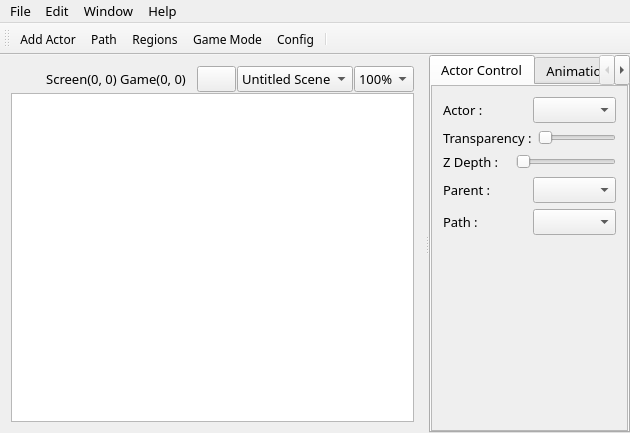
Old version of the form qgameeditor.ui in the repository Epsilon-K/QGameEditor.
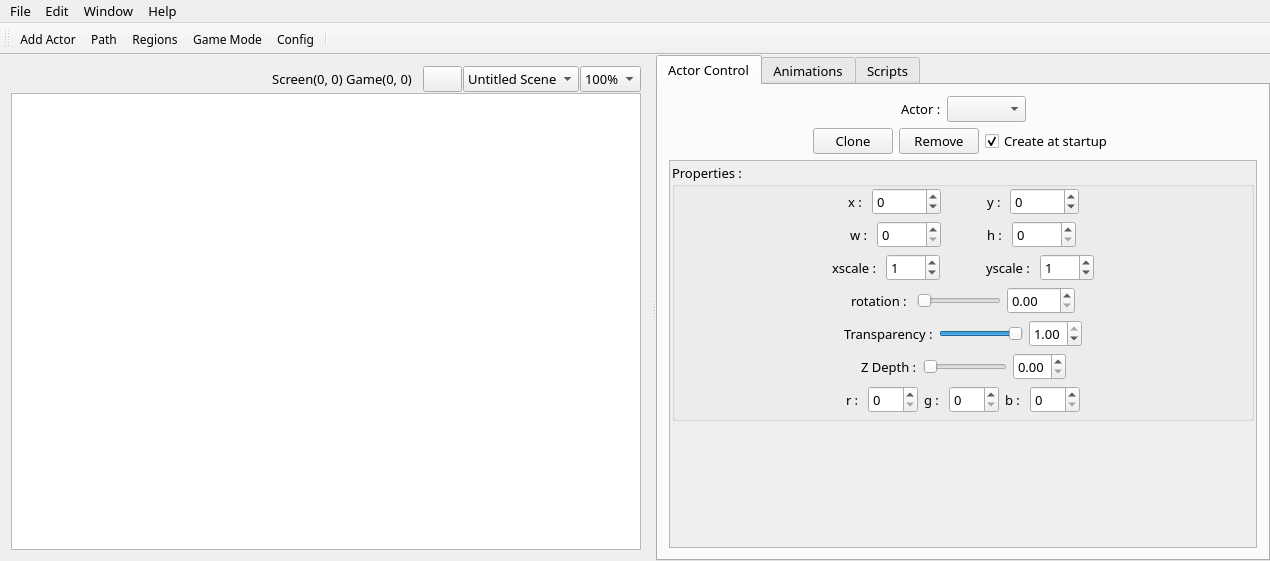
New version of the form. Icons and pictures are not drawn. Custom widgets are drawn as their Qt base class.

Commit message:
Add more variables to Actor
rotation, xscale and yscale
also added the actor's properties UI (not functional yet)

What changed in the file:
```diff
--- a/qgameeditor.ui
+++ b/qgameeditor.ui
@@ -6,8 +6,8 @@
    <rect>
     <x>0</x>
     <y>0</y>
-    <width>630</width>
-    <height>433</height>
+    <width>1270</width>
+    <height>561</height>
    </rect>
   </property>
   <property name="font">
@@ -188,18 +188,100 @@
          <string>Actor Control</string>
         </attribute>
         <layout class="QVBoxLayout" name="verticalLayout">
-         <property name="leftMargin">
-          <number>0</number>
-         </property>
-         <property name="topMargin">
-          <number>0</number>
-         </property>
-         <property name="rightMargin">
-          <number>0</number>
-         </property>
-         <property name="bottomMargin">
-          <number>0</number>
-         </property>
+         <item>
+          <layout class="QHBoxLayout" name="horizontalLayout_3">
+           <item>
+            <spacer name="horizontalSpacer_2">
+             <property name="orientation">
+              <enum>Qt::Horizontal</enum>
+             </property>
+             <property name="sizeHint" stdset="0">
+              <size>
+               <width>40</width>
+               <height>20</height>
+              </size>
+             </property>
+            </spacer>
+           </item>
+           <item>
+            <widget class="QLabel" name="label">
+             <property name="text">
+              <string>Actor :</string>
+             </property>
+            </widget>
+           </item>
+           <item>
+            <widget class="QComboBox" name="comboBox"/>
+           </item>
+           <item>
+            <spacer name="horizontalSpacer_4">
+             <property name="orientation">
+              <enum>Qt::Horizontal</enum>
+             </property>
+             <property name="sizeHint" stdset="0">
+              <size>
+               <width>40</width>
+               <height>20</height>
+              </size>
+             </property>
+            </spacer>
+           </item>
+          </layout>
+         </item>
+         <item>
+          <layout class="QHBoxLayout" name="horizontalLayout_8">
+           <item>
+            <spacer name="horizontalSpacer_23">
+             <property name="orientation">
+              <enum>Qt::Horizontal</enum>
+             </property>
+             <property name="sizeHint" stdset="0">
+              <size>
+               <width>40</width>
+               <height>20</height>
+              </size>
+             </property>
+            </spacer>
+           </item>
+           <item>
+            <widget class="QPushButton" name="pushButton_2">
+             <property name="text">
+              <string>Clone</string>
+             </property>
+            </widget>
+           </item>
+           <item>
+            <widget class="QPushButton" name="pushButton">
+             <property name="text">
+              <string>Remove</string>
+             </property>
+            </widget>
+           </item>
+           <item>
+            <widget class="QCheckBox" name="checkBox">
+             <property name="text">
+              <string>Create at startup</string>
+             </property>
+             <property name="checked">
+              <bool>true</bool>
+             </property>
+            </widget>
+           </item>
+           <item>
+            <spacer name="horizontalSpacer_8">
+             <property name="orientation">
+              <enum>Qt::Horizontal</enum>
+             </property>
+             <property name="sizeHint" stdset="0">
+              <size>
+               <width>40</width>
+               <height>20</height>
+              </size>
+             </property>
+            </spacer>
+           </item>
+          </layout>
+         </item>
          <item>
           <widget class="QScrollArea" name="scrollArea">
            <property name="widgetResizable">
@@ -210,88 +292,559 @@
              <rect>
               <x>0</x>
               <y>0</y>
-              <width>204</width>
-              <height>322</height>
+              <width>401</width>
+              <height>364</height>
              </rect>
             </property>
-            <layout class="QVBoxLayout" name="verticalLayout_2">
+            <layout class="QVBoxLayout" name="verticalLayout_4">
+             <property name="leftMargin">
+              <number>2</number>
+             </property>
+             <property name="topMargin">
+              <number>2</number>
+             </property>
+             <property name="rightMargin">
+              <number>2</number>
+             </property>
+             <property name="bottomMargin">
+              <number>2</number>
+             </property>
              <item>
-              <layout class="QHBoxLayout" name="horizontalLayout_3">
-               <item>
-                <widget class="QLabel" name="label">
-                 <property name="text">
-                  <string>Actor :</string>
-                 </property>
-                </widget>
-               </item>
-               <item>
-                <widget class="QComboBox" name="comboBox"/>
-               </item>
-              </layout>
-             </item>
-             <item>
-              <layout class="QHBoxLayout" name="horizontalLayout_4" stretch="4,6">
-               <item>
-                <widget class="QLabel" name="label_2">
-                 <property name="text">
-                  <string>Transparency :</string>
-                 </property>
-                </widget>
-               </item>
-               <item>
-                <widget class="QSlider" name="horizontalSlider">
-                 <property name="orientation">
-                  <enum>Qt::Horizontal</enum>
-                 </property>
-                </widget>
-               </item>
-              </layout>
-             </item>
-             <item>
-              <layout class="QHBoxLayout" name="horizontalLayout_5" stretch="4,6">
-               <item>
-                <widget class="QLabel" name="label_3">
-                 <property name="text">
-                  <string>Z Depth :</string>
-                 </property>
-                </widget>
-               </item>
-               <item>
-                <widget class="QSlider" name="horizontalSlider_2">
-                 <property name="orientation">
-                  <enum>Qt::Horizontal</enum>
-                 </property>
-                </widget>
-               </item>
-              </layout>
-             </item>
-             <item>
-              <layout class="QHBoxLayout" name="horizontalLayout_6">
-               <item>
-                <widget class="QLabel" name="label_4">
-                 <property name="text">
-                  <string>Parent :</string>
-                 </property>
-                </widget>
-               </item>
-               <item>
-                <widget class="QComboBox" name="comboBox_2"/>
-               </item>
-              </layout>
-             </item>
-             <item>
-              <layout class="QHBoxLayout" name="horizontalLayout_7">
-               <item>
-                <widget class="QLabel" name="label_5">
-                 <property name="text">
-                  <string>Path :</string>
-                 </property>
-                </widget>
-               </item>
-               <item>
-                <widget class="QComboBox" name="comboBox_3"/>
-               </item>
-              </layout>
+              <widget class="QGroupBox" name="groupBox">
+               <property name="title">
+                <string>Properties :</string>
+               </property>
+               <layout class="QVBoxLayout" name="verticalLayout_2">
+                <property name="leftMargin">
+                 <number>1</number>
+                </property>
+                <property name="topMargin">
+                 <number>1</number>
+                </property>
+                <property name="rightMargin">
+                 <number>1</number>
+                </property>
+                <property name="bottomMargin">
+                 <number>5</number>
+                </property>
+                <item>
+                 <layout class="QHBoxLayout" name="horizontalLayout_6">
+                  <item>
+                   <spacer name="horizontalSpacer_16">
+                    <property name="orientation">
+                     <enum>Qt::Horizontal</enum>
+                    </property>
+                    <property name="sizeHint" stdset="0">
+                     <size>
+                      <width>40</width>
+                      <height>20</height>
+                     </size>
+                    </property>
+                   </spacer>
+                  </item>
+                  <item>
+                   <widget class="QLabel" name="label_4">
+                    <property name="text">
+                     <string>x : </string>
+                    </property>
+                   </widget>
+                  </item>
+                  <item>
+                   <widget class="QSpinBox" name="spinBox">
+                    <property name="minimum">
+                     <number>-32768</number>
+                    </property>
+                    <property name="maximum">
+                     <number>32768</number>
+                    </property>
+                   </widget>
+                  </item>
+                  <item>
+                   <spacer name="horizontalSpacer_5">
+                    <property name="orientation">
+                     <enum>Qt::Horizontal</enum>
+                    </property>
+                    <property name="sizeType">
+                     <enum>QSizePolicy::Fixed</enum>
+                    </property>
+                    <property name="sizeHint" stdset="0">
+                     <size>
+                      <width>40</width>
+                      <height>20</height>
+                     </size>
+                    </property>
+                   </spacer>
+                  </item>
+                  <item>
+                   <widget class="QLabel" name="label_5">
+                    <property name="text">
+                     <string>y : </string>
+                    </property>
+                   </widget>
+                  </item>
+                  <item>
+                   <widget class="QSpinBox" name="spinBox_2">
+                    <property name="minimum">
+                     <number>-32768</number>
+                    </property>
+                    <property name="maximum">
+                     <number>32768</number>
+                    </property>
+                   </widget>
+                  </item>
+                  <item>
+                   <spacer name="horizontalSpacer_9">
+                    <property name="orientation">
+                     <enum>Qt::Horizontal</enum>
+                    </property>
+                    <property name="sizeHint" stdset="0">
+                     <size>
+                      <width>40</width>
+                      <height>20</height>
+                     </size>
+                    </property>
+                   </spacer>
+                  </item>
+                 </layout>
+                </item>
+                <item>
+                 <layout class="QHBoxLayout" name="horizontalLayout_7">
+                  <item>
+                   <spacer name="horizontalSpacer_17">
+                    <property name="orientation">
+                     <enum>Qt::Horizontal</enum>
+                    </property>
+                    <property name="sizeHint" stdset="0">
+                     <size>
+                      <width>40</width>
+                      <height>20</height>
+                     </size>
+                    </property>
+                   </spacer>
+                  </item>
+                  <item>
+                   <widget class="QLabel" name="label_6">
+                    <property name="text">
+                     <string>w : </string>
+                    </property>
+                   </widget>
+                  </item>
+                  <item>
+                   <widget class="QSpinBox" name="spinBox_3">
+                    <property name="maximum">
+                     <number>65536</number>
+                    </property>
+                   </widget>
+                  </item>
+                  <item>
+                   <spacer name="horizontalSpacer_6">
+                    <property name="orientation">
+                     <enum>Qt::Horizontal</enum>
+                    </property>
+                    <property name="sizeType">
+                     <enum>QSizePolicy::Fixed</enum>
+                    </property>
+                    <property name="sizeHint" stdset="0">
+                     <size>
+                      <width>40</width>
+                      <height>20</height>
+                     </size>
+                    </property>
+                   </spacer>
+                  </item>
+                  <item>
+                   <widget class="QLabel" name="label_7">
+                    <property name="text">
+                     <string>h : </string>
+                    </property>
+                   </widget>
+                  </item>
+                  <item>
+                   <widget class="QSpinBox" name="spinBox_4">
+                    <property name="maximum">
+                     <number>65536</number>
+                    </property>
+                   </widget>
+                  </item>
+                  <item>
+                   <spacer name="horizontalSpacer_10">
+                    <property name="orientation">
+                     <enum>Qt::Horizontal</enum>
+                    </property>
+                    <property name="sizeHint" stdset="0">
+                     <size>
+                      <width>40</width>
+                      <height>20</height>
+                     </size>
+                    </property>
+                   </spacer>
+                  </item>
+                 </layout>
+                </item>
+                <item>
+                 <layout class="QHBoxLayout" name="horizontalLayout_9">
+                  <item>
+                   <spacer name="horizontalSpacer_18">
+                    <property name="orientation">
+                     <enum>Qt::Horizontal</enum>
+                    </property>
+                    <property name="sizeHint" stdset="0">
+                     <size>
+                      <width>40</width>
+                      <height>20</height>
+                     </size>
+                    </property>
+                   </spacer>
+                  </item>
+                  <item>
+                   <widget class="QLabel" name="label_8">
+                    <property name="text">
+                     <string>xscale : </string>
+                    </property>
+                   </widget>
+                  </item>
+                  <item>
+                   <widget class="QSpinBox" name="spinBox_5">
+                    <property name="minimum">
+                     <number>-100</number>
+                    </property>
+                    <property name="maximum">
+                     <number>100</number>
+                    </property>
+                    <property name="value">
+                     <number>1</number>
+                    </property>
+                   </widget>
+                  </item>
+                  <item>
+                   <spacer name="horizontalSpacer_7">
+                    <property name="orientation">
+                     <enum>Qt::Horizontal</enum>
+                    </property>
+                    <property name="sizeType">
+                     <enum>QSizePolicy::Fixed</enum>
+                    </property>
+                    <property name="sizeHint" stdset="0">
+                     <size>
+                      <width>40</width>
+                      <height>20</height>
+                     </size>
+                    </property>
+                   </spacer>
+                  </item>
+                  <item>
+                   <widget class="QLabel" name="label_9">
+                    <property name="text">
+                     <string>yscale : </string>
+                    </property>
+                   </widget>
+                  </item>
+                  <item>
+                   <widget class="QSpinBox" name="spinBox_6">
+                    <property name="minimum">
+                     <number>-100</number>
+                    </property>
+                    <property name="maximum">
+                     <number>100</number>
+                    </property>
+                    <property name="value">
+                     <number>1</number>
+                    </property>
+                   </widget>
+                  </item>
+                  <item>
+                   <spacer name="horizontalSpacer_11">
+                    <property name="orientation">
+                     <enum>Qt::Horizontal</enum>
+                    </property>
+                    <property name="sizeHint" stdset="0">
+                     <size>
+                      <width>40</width>
+                      <height>20</height>
+                     </size>
+                    </property>
+                   </spacer>
+                  </item>
+                 </layout>
+                </item>
+                <item>
+                 <layout class="QHBoxLayout" name="horizontalLayout_10" stretch="0,0,0,0,0">
+                  <item>
+                   <spacer name="horizontalSpacer_19">
+                    <property name="orientation">
+                     <enum>Qt::Horizontal</enum>
+                    </property>
+                    <property name="sizeHint" stdset="0">
+                     <size>
+                      <width>40</width>
+                      <height>20</height>
+                     </size>
+                    </property>
+                   </spacer>
+                  </item>
+                  <item>
+                   <widget class="QLabel" name="label_10">
+                    <property name="text">
+                     <string>rotation : </string>
+                    </property>
+                   </widget>
+                  </item>
+                  <item>
+                   <widget class="QSlider" name="horizontalSlider_3">
+                    <property name="sizePolicy">
+                     <sizepolicy hsizetype="Preferred" vsizetype="Fixed">
+                      <horstretch>0</horstretch>
+                      <verstretch>0</verstretch>
+                     </sizepolicy>
+                    </property>
+                    <property name="maximum">
+                     <number>360</number>
+                    </property>
+                    <property name="value">
+                     <number>0</number>
+                    </property>
+                    <property name="orientation">
+                     <enum>Qt::Horizontal</enum>
+                    </property>
+                   </widget>
+                  </item>
+                  <item>
+                   <widget class="QDoubleSpinBox" name="doubleSpinBox_3">
+                    <property name="maximum">
+                     <double>360.000000000000000</double>
+                    </property>
+                   </widget>
+                  </item>
+                  <item>
+                   <spacer name="horizontalSpacer_12">
+                    <property name="orientation">
+                     <enum>Qt::Horizontal</enum>
+                    </property>
+                    <property name="sizeHint" stdset="0">
+                     <size>
+                      <width>40</width>
+                      <height>20</height>
+                     </size>
+                    </property>
+                   </spacer>
+                  </item>
+                 </layout>
+                </item>
+                <item>
+                 <layout class="QHBoxLayout" name="horizontalLayout_4" stretch="0,0,0,0,0">
+                  <item>
+                   <spacer name="horizontalSpacer_20">
+                    <property name="orientation">
+                     <enum>Qt::Horizontal</enum>
+                    </property>
+                    <property name="sizeHint" stdset="0">
+                     <size>
+                      <width>40</width>
+                      <height>20</height>
+                     </size>
+                    </property>
+                   </spacer>
+                  </item>
+                  <item>
+                   <widget class="QLabel" name="label_2">
+                    <property name="text">
+                     <string>Transparency :</string>
+                    </property>
+                   </widget>
+                  </item>
+                  <item>
+                   <widget class="QSlider" name="horizontalSlider">
+                    <property name="sizePolicy">
+                     <sizepolicy hsizetype="Preferred" vsizetype="Fixed">
+                      <horstretch>0</horstretch>
+                      <verstretch>0</verstretch>
+                     </sizepolicy>
+                    </property>
+                    <property name="maximum">
+                     <number>100</number>
+                    </property>
+                    <property name="value">
+                     <number>100</number>
+                    </property>
+                    <property name="orientation">
+                     <enum>Qt::Horizontal</enum>
+                    </property>
+                    <property name="invertedAppearance">
+                     <bool>false</bool>
+                    </property>
+                   </widget>
+                  </item>
+                  <item>
+                   <widget class="QDoubleSpinBox" name="doubleSpinBox">
+                    <property name="maximum">
+                     <double>1.000000000000000</double>
+                    </property>
+                    <property name="value">
+                     <double>1.000000000000000</double>
+                    </property>
+                   </widget>
+                  </item>
+                  <item>
+                   <spacer name="horizontalSpacer_13">
+                    <property name="orientation">
+                     <enum>Qt::Horizontal</enum>
+                    </property>
+                    <property name="sizeHint" stdset="0">
+                     <size>
+                      <width>40</width>
+                      <height>20</height>
+                     </size>
+                    </property>
+                   </spacer>
+                  </item>
+                 </layout>
+                </item>
+                <item>
+                 <layout class="QHBoxLayout" name="horizontalLayout_5" stretch="0,0,0,0,0">
+                  <item>
+                   <spacer name="horizontalSpacer_21">
+                    <property name="orientation">
+                     <enum>Qt::Horizontal</enum>
+                    </property>
+                    <property name="sizeHint" stdset="0">
+                     <size>
+                      <width>40</width>
+                      <height>20</height>
+                     </size>
+                    </property>
+                   </spacer>
+                  </item>
+                  <item>
+                   <widget class="QLabel" name="label_3">
+                    <property name="text">
+                     <string>Z Depth :</string>
+                    </property>
+                   </widget>
+                  </item>
+                  <item>
+                   <widget class="QSlider" name="horizontalSlider_2">
+                    <property name="sizePolicy">
+                     <sizepolicy hsizetype="Preferred" vsizetype="Fixed">
+                      <horstretch>0</horstretch>
+                      <verstretch>0</verstretch>
+                     </sizepolicy>
+                    </property>
+                    <property name="maximum">
+                     <number>100</number>
+                    </property>
+                    <property name="value">
+                     <number>0</number>
+                    </property>
+                    <property name="orientation">
+                     <enum>Qt::Horizontal</enum>
+                    </property>
+                   </widget>
+                  </item>
+                  <item>
+                   <widget class="QDoubleSpinBox" name="doubleSpinBox_2">
+                    <property name="maximum">
+                     <double>1.000000000000000</double>
+                    </property>
+                   </widget>
+                  </item>
+                  <item>
+                   <spacer name="horizontalSpacer_14">
+                    <property name="orientation">
+                     <enum>Qt::Horizontal</enum>
+                    </property>
+                    <property name="sizeHint" stdset="0">
+                     <size>
+                      <width>40</width>
+                      <height>20</height>
+                     </size>
+                    </property>
+                   </spacer>
+                  </item>
+                 </layout>
+                </item>
+                <item>
+                 <layout class="QHBoxLayout" name="horizontalLayout_11">
+                  <item>
+                   <spacer name="horizontalSpacer_22">
+                    <property name="orientation">
+                     <enum>Qt::Horizontal</enum>
+                    </property>
+                    <property name="sizeHint" stdset="0">
+                     <size>
+                      <width>40</width>
+                      <height>20</height>
+                     </size>
+                    </property>
+                   </spacer>
+                  </item>
+                  <item>
+                   <widget class="QLabel" name="label_11">
+                    <property name="text">
+                     <string>r : </string>
+                    </property>
+                   </widget>
+                  </item>
+                  <item>
+                   <widget class="QSpinBox" name="spinBox_7">
+                    <property name="minimum">
+                     <number>0</number>
+                    </property>
+                    <property name="maximum">
+                     <number>255</number>
+                    </property>
+                   </widget>
+                  </item>
+                  <item>
+                   <widget class="QLabel" name="label_12">
+                    <property name="text">
+                     <string>g : </string>
+                    </property>
+                   </widget>
+                  </item>
+                  <item>
+                   <widget class="QSpinBox" name="spinBox_8">
+                    <property name="minimum">
+                     <number>0</number>
+                    </property>
+                    <property name="maximum">
+                     <number>255</number>
+                    </property>
+                   </widget>
+                  </item>
+                  <item>
+                   <widget class="QLabel" name="label_13">
+                    <property name="text">
+                     <string>b : </string>
+                    </property>
+                   </widget>
+                  </item>
+                  <item>
+                   <widget class="QSpinBox" name="spinBox_9">
+                    <property name="minimum">
+                     <number>0</number>
+                    </property>
+                    <property name="maximum">
+                     <number>255</number>
+                    </property>
+                   </widget>
+                  </item>
+                  <item>
+                   <spacer name="horizontalSpacer_15">
+                    <property name="orientation">
+                     <enum>Qt::Horizontal</enum>
+                    </property>
+                    <property name="sizeHint" stdset="0">
+                     <size>
+                      <width>40</width>
+                      <height>20</height>
+                     </size>
+                    </property>
+                   </spacer>
+                  </item>
+                 </layout>
+                </item>
+               </layout>
+              </widget>
              </item>
              <item>
               <spacer name="verticalSpacer">
@@ -332,7 +885,7 @@
     <rect>
      <x>0</x>
      <y>0</y>
-     <width>630</width>
+     <width>1270</width>
      <height>20</height>
     </rect>
    </property>
```
The commit also changes 3 other files.
